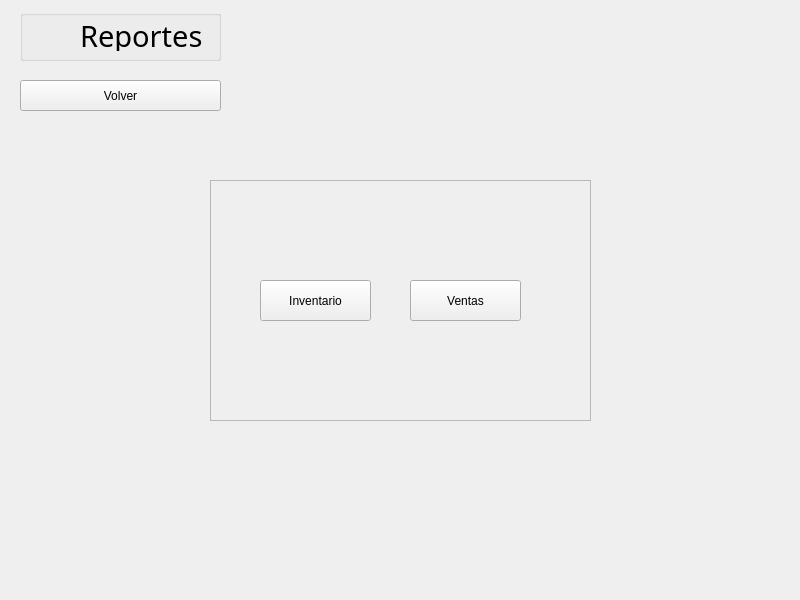
Old version of the form GUI/sub_ventanas/ui/reportes/reportesDesigner.ui in the repository C-Sebastian-M/GLAM_MAKEUP_STORE.
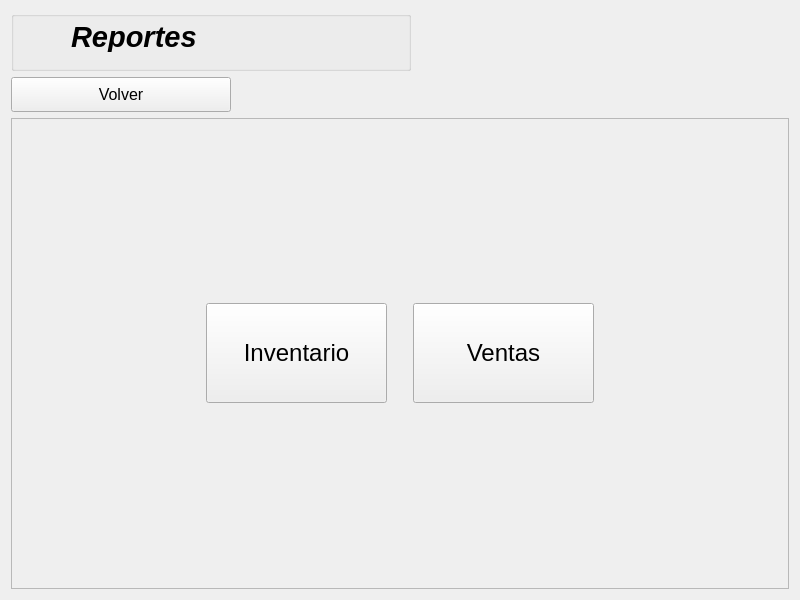
New version of the form. Icons and pictures are not drawn.

Commit message: reportes inventario casi terminada, falta conectar con API

Diff of the .ui file:
```diff
--- a/GUI/sub_ventanas/ui/reportes/reportesDesigner.ui
+++ b/GUI/sub_ventanas/ui/reportes/reportesDesigner.ui
@@ -17,17 +17,23 @@
    <iconset>
     <normaloff>../../../recursos/images/store_logo.png</normaloff>../../../recursos/images/store_logo.png</iconset>
   </property>
+  <layout class="QVBoxLayout" name="verticalLayout_2">
+   <item>
   <widget class="QGroupBox" name="header">
    <property name="enabled">
     <bool>true</bool>
    </property>
-   <property name="geometry">
-    <rect>
-     <x>20</x>
-     <y>10</y>
-     <width>201</width>
-     <height>51</height>
-    </rect>
+     <property name="sizePolicy">
+      <sizepolicy hsizetype="Fixed" vsizetype="Fixed">
+       <horstretch>0</horstretch>
+       <verstretch>0</verstretch>
+      </sizepolicy>
+     </property>
+     <property name="minimumSize">
+      <size>
+       <width>400</width>
+       <height>60</height>
+      </size>
    </property>
    <property name="title">
     <string/>
@@ -71,9 +77,11 @@
     </property>
     <property name="font">
      <font>
-      <family>Dubai Medium</family>
+        <family>Arial</family>
       <pointsize>22</pointsize>
-      <italic>false</italic>
+        <weight>75</weight>
+        <italic>true</italic>
+        <bold>true</bold>
      </font>
     </property>
     <property name="text">
@@ -81,14 +89,38 @@
     </property>
    </widget>
   </widget>
+   </item>
+   <item>
+    <widget class="QPushButton" name="volverBtn">
+     <property name="sizePolicy">
+      <sizepolicy hsizetype="Fixed" vsizetype="Fixed">
+       <horstretch>0</horstretch>
+       <verstretch>0</verstretch>
+      </sizepolicy>
+     </property>
+     <property name="minimumSize">
+      <size>
+       <width>220</width>
+       <height>35</height>
+      </size>
+     </property>
+     <property name="font">
+      <font>
+       <pointsize>12</pointsize>
+      </font>
+     </property>
+     <property name="text">
+      <string>Volver</string>
+     </property>
+    </widget>
+   </item>
+   <item>
   <widget class="QFrame" name="mainContainer">
-   <property name="geometry">
-    <rect>
-     <x>210</x>
-     <y>180</y>
-     <width>381</width>
-     <height>241</height>
-    </rect>
+     <property name="sizePolicy">
+      <sizepolicy hsizetype="Expanding" vsizetype="Expanding">
+       <horstretch>0</horstretch>
+       <verstretch>0</verstretch>
+      </sizepolicy>
    </property>
    <property name="frameShape">
     <enum>QFrame::StyledPanel</enum>
@@ -96,46 +128,112 @@
    <property name="frameShadow">
     <enum>QFrame::Raised</enum>
    </property>
+     <layout class="QHBoxLayout" name="horizontalLayout">
+      <property name="spacing">
+       <number>26</number>
+      </property>
+      <property name="leftMargin">
+       <number>0</number>
+      </property>
+      <property name="topMargin">
+       <number>0</number>
+      </property>
+      <property name="rightMargin">
+       <number>0</number>
+      </property>
+      <property name="bottomMargin">
+       <number>0</number>
+      </property>
+      <item>
+       <spacer name="horizontalSpacer">
+        <property name="orientation">
+         <enum>Qt::Horizontal</enum>
+        </property>
+        <property name="sizeHint" stdset="0">
+         <size>
+          <width>40</width>
+          <height>20</height>
+         </size>
+        </property>
+       </spacer>
+      </item>
+      <item>
    <widget class="QPushButton" name="inventarioBtn">
-    <property name="geometry">
-     <rect>
-      <x>50</x>
-      <y>100</y>
-      <width>111</width>
-      <height>41</height>
-     </rect>
+        <property name="sizePolicy">
+         <sizepolicy hsizetype="Fixed" vsizetype="Fixed">
+          <horstretch>0</horstretch>
+          <verstretch>0</verstretch>
+         </sizepolicy>
+        </property>
+        <property name="minimumSize">
+         <size>
+          <width>181</width>
+          <height>0</height>
+         </size>
+        </property>
+        <property name="maximumSize">
+         <size>
+          <width>16777215</width>
+          <height>100</height>
+         </size>
+        </property>
+        <property name="font">
+         <font>
+          <pointsize>18</pointsize>
+         </font>
     </property>
     <property name="text">
      <string>Inventario</string>
     </property>
    </widget>
+      </item>
+      <item>
    <widget class="QPushButton" name="ventasBtn">
-    <property name="geometry">
-     <rect>
-      <x>200</x>
-      <y>100</y>
-      <width>111</width>
-      <height>41</height>
-     </rect>
+        <property name="sizePolicy">
+         <sizepolicy hsizetype="Fixed" vsizetype="Fixed">
+          <horstretch>0</horstretch>
+          <verstretch>0</verstretch>
+         </sizepolicy>
+        </property>
+        <property name="minimumSize">
+         <size>
+          <width>181</width>
+          <height>0</height>
+         </size>
+        </property>
+        <property name="maximumSize">
+         <size>
+          <width>16777215</width>
+          <height>100</height>
+         </size>
+        </property>
+        <property name="font">
+         <font>
+          <pointsize>18</pointsize>
+         </font>
     </property>
     <property name="text">
      <string>Ventas</string>
     </property>
    </widget>
-  </widget>
-  <widget class="QPushButton" name="volverBtn">
-   <property name="geometry">
-    <rect>
-     <x>20</x>
-     <y>80</y>
-     <width>201</width>
-     <height>31</height>
-    </rect>
-   </property>
-   <property name="text">
-    <string>Volver</string>
-   </property>
-  </widget>
+      </item>
+      <item>
+       <spacer name="horizontalSpacer_2">
+        <property name="orientation">
+         <enum>Qt::Horizontal</enum>
+        </property>
+        <property name="sizeHint" stdset="0">
+         <size>
+          <width>40</width>
+          <height>20</height>
+         </size>
+        </property>
+       </spacer>
+      </item>
+     </layout>
+    </widget>
+   </item>
+  </layout>
  </widget>
  <resources/>
  <connections/>
```
Lines whose indentation alone changed are shown as unchanged. The commit also changes 5 other files.
